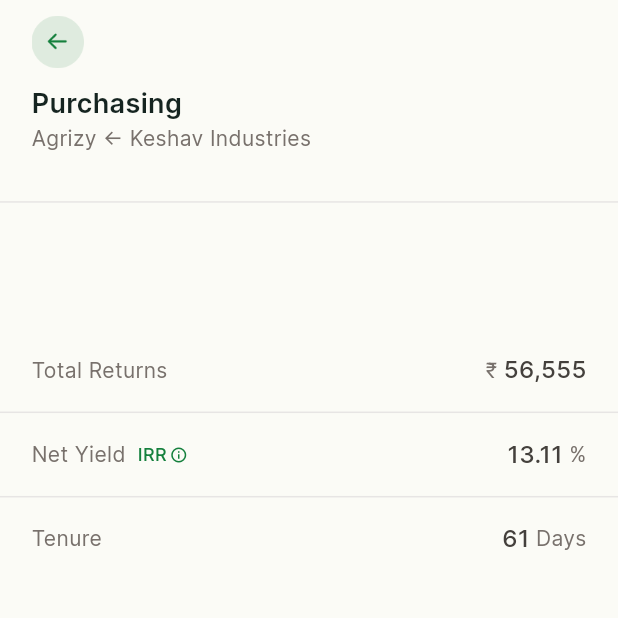
After one commit to urmilshroff/tap_assignment, a Flutter app: the screen it shows after launch, after a tap on "Tap to Invest", on a phone screen of 412 x 824 dp, the top half of it. The commit adds this screen. Run offline on Flutter 3.47's test engine with Material 3 defaults, Android fonts, the phone set to English and light mode, and no system bars.

Commit message:
feat: partial purchasing page

```diff
--- a/lib/helpers/text.dart
+++ b/lib/helpers/text.dart
@@ -82,4 +82,10 @@ class TapTextStyles {
     fontWeight: FontWeight.w500,
     fontSize: 14,
   );
+
+  static const bodyGreen = TextStyle(
+    color: TapColors.greenDark,
+    fontWeight: FontWeight.w500,
+    fontSize: 12,
+  );
 }
--- a/lib/pages/investment_details_page.dart
+++ b/lib/pages/investment_details_page.dart
@@ -2,6 +2,7 @@ import 'package:flutter/material.dart';
 import 'package:tap_assignment/helpers/borders.dart';
 import 'package:tap_assignment/helpers/colors.dart';
 import 'package:tap_assignment/helpers/text.dart';
+import 'package:tap_assignment/pages/purchasing_page.dart';
 import 'package:tap_assignment/widgets/buttons.dart';
 import 'package:tap_assignment/widgets/divider.dart';
 import 'package:tap_assignment/widgets/table.dart';
@@ -355,10 +356,10 @@ class InvestmentDetailsPage extends StatelessWidget {
               right: 21,
               bottom: MediaQuery.of(context).padding.bottom,
             ),
-            child: const Row(
+            child: Row(
               mainAxisAlignment: MainAxisAlignment.spaceBetween,
               children: [
-                Column(
+                const Column(
                   mainAxisAlignment: MainAxisAlignment.center,
                   crossAxisAlignment: CrossAxisAlignment.start,
                   children: [
@@ -371,7 +372,12 @@ class InvestmentDetailsPage extends StatelessWidget {
                 ),
                 TapPrimaryButton(
                   label: 'Tap to Invest',
-                  onTap: null,
+                  onTap: () => Navigator.push(
+                    context,
+                    MaterialPageRoute(
+                      builder: (context) => PurchasingPage(),
+                    ),
+                  ),
                 ),
               ],
             ),
--- /dev/null
+++ b/lib/pages/purchasing_page.dart
@@ -0,0 +1,141 @@
+import 'package:flutter/material.dart';
+import 'package:flutter/services.dart';
+import 'package:tap_assignment/helpers/colors.dart';
+import 'package:tap_assignment/helpers/text.dart';
+import 'package:tap_assignment/widgets/divider.dart';
+
+class PurchasingPage extends StatelessWidget {
+  const PurchasingPage({super.key});
+
+  @override
+  Widget build(BuildContext context) {
+    return Scaffold(
+      backgroundColor: TapColors.backgroundLight,
+      appBar: AppBar(
+        elevation: 0,
+        backgroundColor: TapColors.backgroundLight,
+        leading: Padding(
+          padding: const EdgeInsets.only(left: 21),
+          child: GestureDetector(
+              onTap: () async {
+                // haptic feedback as long as button is tappable
+                await HapticFeedback.mediumImpact();
+                Navigator.pop(context);
+              },
+              child: Image.asset('assets/images/back.png', height: 35)),
+        ),
+      ),
+      body: ListView(
+        children: const [
+          Padding(
+            padding: EdgeInsets.symmetric(horizontal: 21),
+            child: TapText('Purchasing', style: TapTextStyles.heading),
+          ),
+          Padding(
+            padding: EdgeInsets.symmetric(horizontal: 21),
+            child: TapText(
+              'Agrizy ← Keshav Industries',
+              style: TapTextStyles.body,
+            ),
+          ),
+          SizedBox(height: 32),
+          TapDivider(),
+          SizedBox(height: 100),
+          Padding(
+            padding: EdgeInsets.symmetric(horizontal: 21),
+            child: Row(
+              mainAxisAlignment: MainAxisAlignment.spaceBetween,
+              children: [
+                TapText(
+                  'Total Returns',
+                  style: TapTextStyles.body,
+                ),
+                Row(
+                  children: [
+                    TapText(
+                      '₹ ',
+                      style: TapTextStyles.body,
+                    ),
+                    TapText(
+                      '56,555',
+                      style: TapTextStyles.subTitle,
+                    ),
+                  ],
+                ),
+              ],
+            ),
+          ),
+          SizedBox(height: 16),
+          TapDivider(),
+          SizedBox(height: 16),
+          Padding(
+            padding: EdgeInsets.symmetric(horizontal: 21),
+            child: Row(
+              mainAxisAlignment: MainAxisAlignment.spaceBetween,
+              children: [
+                Row(
+                  children: [
+                    TapText(
+                      'Net Yield',
+                      style: TapTextStyles.body,
+                    ),
+                    SizedBox(width: 8),
+                    TapText(
+                      'IRR',
+                      style: TapTextStyles.bodyGreen,
+                    ),
+                    SizedBox(width: 2),
+                    Icon(
+                      Icons.info_outline,
+                      size: 12,
+                      color: TapColors.greenDark,
+                    )
+                  ],
+                ),
+                Row(
+                  children: [
+                    TapText(
+                      '13.11',
+                      style: TapTextStyles.subTitle,
+                    ),
+                    TapText(
+                      ' %',
+                      style: TapTextStyles.body,
+                    ),
+                  ],
+                ),
+              ],
+            ),
+          ),
+          SizedBox(height: 16),
+          TapDivider(),
+          SizedBox(height: 16),
+          Padding(
+            padding: EdgeInsets.symmetric(horizontal: 21),
+            child: Row(
+              mainAxisAlignment: MainAxisAlignment.spaceBetween,
+              children: [
+                TapText(
+                  'Tenure',
+                  style: TapTextStyles.body,
+                ),
+                Row(
+                  children: [
+                    TapText(
+                      '61',
+                      style: TapTextStyles.subTitle,
+                    ),
+                    TapText(
+                      ' Days',
+                      style: TapTextStyles.body,
+                    ),
+                  ],
+                ),
+              ],
+            ),
+          ),
+        ],
+      ),
+    );
+  }
+}
```
Also changed, not shown: assets/images/back.png (added).
